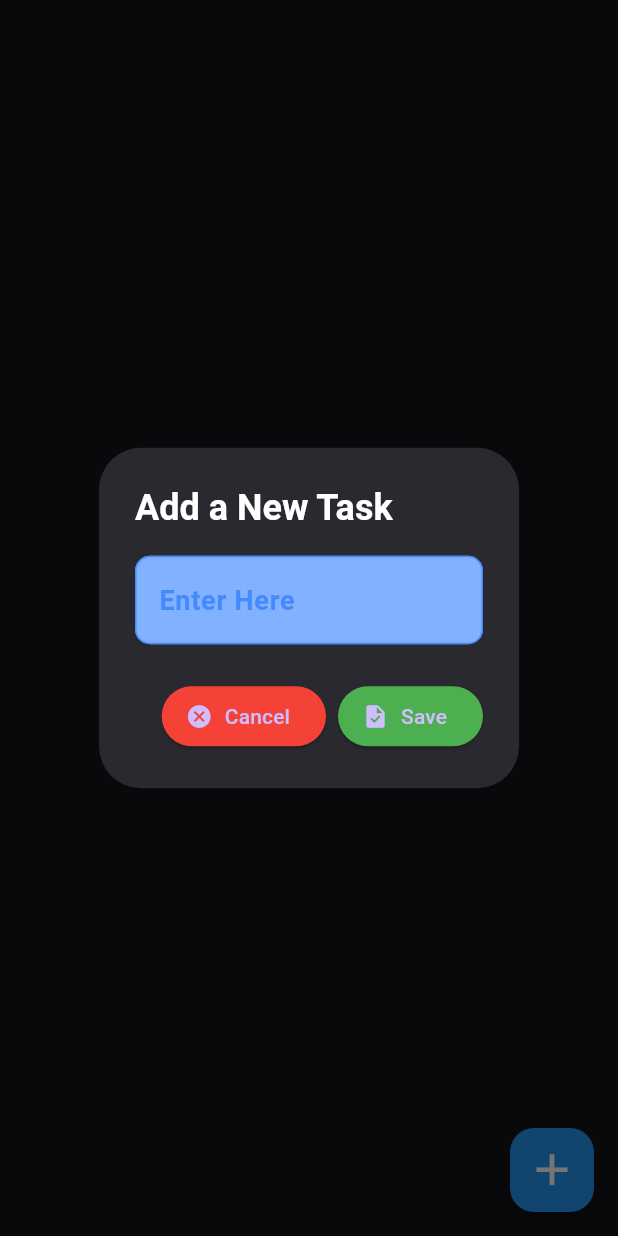
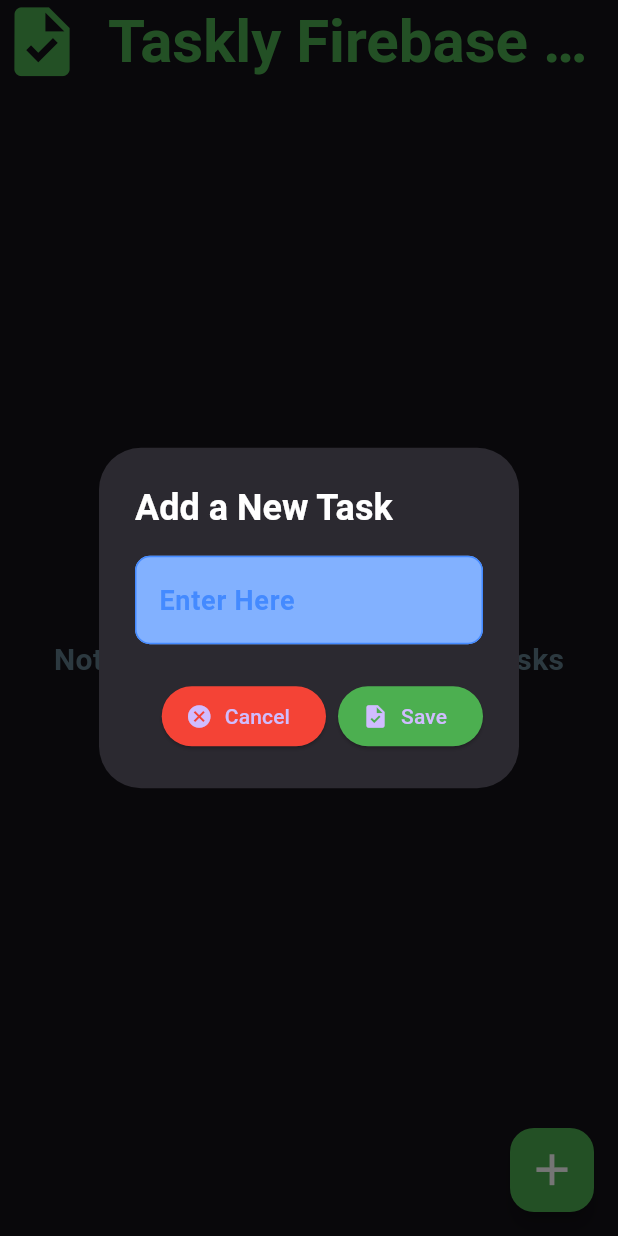
Before and after one commit to PAIshanMadusha/taskly-firebase-app, a Flutter app: the screen it shows after launch, after a tap on the "add" icon, on a phone screen of 412 x 824 dp. Run offline on Flutter 3.47's test engine with Material 3 defaults, Android fonts, the phone set to English and light mode, and no system bars; our stand-ins replace cloud_firestore, firebase_core; accounts and stored records are empty.

Commit message:
Real-time data fetch from firestore

```diff
--- a/lib/pages/home_page.dart
+++ b/lib/pages/home_page.dart
@@ -1,4 +1,5 @@
 import 'package:flutter/material.dart';
+import 'package:taskly_firebase_app/models/task_model.dart';
 import 'package:taskly_firebase_app/services/task_service.dart';
 
 class HomePage extends StatefulWidget {
@@ -86,8 +87,102 @@
   @override
   Widget build(BuildContext context) {
     return Scaffold(
+      appBar: AppBar(
+        leading: Icon(Icons.task, size: 55, color: Colors.green,),
+        title: Text(
+          "Taskly Firebase App",
+          style: TextStyle(
+            fontSize: 40,
+            fontWeight: FontWeight.bold,
+            color: Colors.green,
+          ),
+        ),
+        centerTitle: true,
+      ),
+      body: Padding(
+        padding: const EdgeInsets.all(15),
+        child: StreamBuilder(
+          stream: TaskService().getTask(),
+          builder: (context, snapshot) {
+            if (snapshot.connectionState == ConnectionState.waiting) {
+              return CircularProgressIndicator(color: Colors.blueAccent);
+            } else if (snapshot.hasError) {
+              return Center(
+                child: Text(
+                  "Error Loading Tasks!",
+                  style: TextStyle(
+                    color: Colors.blueGrey,
+                    fontWeight: FontWeight.bold,
+                    fontSize: 20,
+                  ),
+                ),
+              );
+            } else if (snapshot.data!.isEmpty) {
+              return Center(
+                child: Text(
+                  "Not Task Available!, Add Some Tasks",
+                  style: TextStyle(
+                    fontSize: 20,
+                    fontWeight: FontWeight.bold,
+                    color: Colors.blueGrey,
+                  ),
+                ),
+              );
+            } else {
+              final List<TaskModel> tasks = snapshot.data!;
+              return ListView.builder(
+                itemCount: tasks.length,
+                itemBuilder: (context, index) {
+                  final TaskModel task = tasks[index];
+                  return Container(
+                    margin: EdgeInsets.only(bottom: 12),
+                    decoration: BoxDecoration(
+                      borderRadius: BorderRadius.circular(10),
+                      gradient: LinearGradient(
+                        colors: [const Color.fromARGB(255, 180, 255, 170), const Color.fromARGB(255, 251, 255, 188)],
+                        begin: Alignment.centerLeft,
+                        end: Alignment.centerRight,
+                      ),
+                    ),
+                    child: ListTile(
+                      title: Text(
+                        task.name,
+                        style: TextStyle(
+                          fontSize: 34,
+                          fontWeight: FontWeight.bold,
+                          color: Colors.white,
+                        ),
+                      ),
+                      subtitle: Column(
+                        crossAxisAlignment: CrossAxisAlignment.start,
+                        children: [
+                          SizedBox(
+                            height: 5,
+                          ),
+                          Text(
+                            "Created: ${task.createdAt}",
+                            style: TextStyle(fontSize: 18, color: Colors.blue),
+                          ),
+                          Text(
+                            "Updated: ${task.updatedAt}",
+                            style: TextStyle(fontSize: 18, color: Colors.blue),
+                          ),
+                        ],
+                      ),
+                      trailing: IconButton(
+                        onPressed: () {},
+                        icon: Icon(Icons.delete, size: 40, color: Colors.red),
+                      ),
+                    ),
+                  );
+                },
+              );
+            }
+          },
+        ),
+      ),
       floatingActionButton: FloatingActionButton(
-        backgroundColor: Colors.blue,
+        backgroundColor: Colors.green,
         onPressed: _showAddTaskDialog,
         child: Icon(Icons.add, size: 35, color: Colors.white),
       ),
--- a/lib/services/task_service.dart
+++ b/lib/services/task_service.dart
@@ -26,9 +26,23 @@
       await _taskCollection.add(data);
 
       debugPrint("Task Added");
-
     } catch (error) {
       debugPrint("Error Adding Task: $error");
     }
   }
+
+  //Get all the Task from the Firestore Collection
+  Stream<List<TaskModel>> getTask() {
+    return _taskCollection.snapshots().map(
+      (snapshot) =>
+          snapshot.docs
+              .map(
+                (doc) => TaskModel.formJson(
+                  doc.data() as Map<String, dynamic>,
+                  doc.id,
+                ),
+              )
+              .toList(),
+    );
+  }
 }
```
